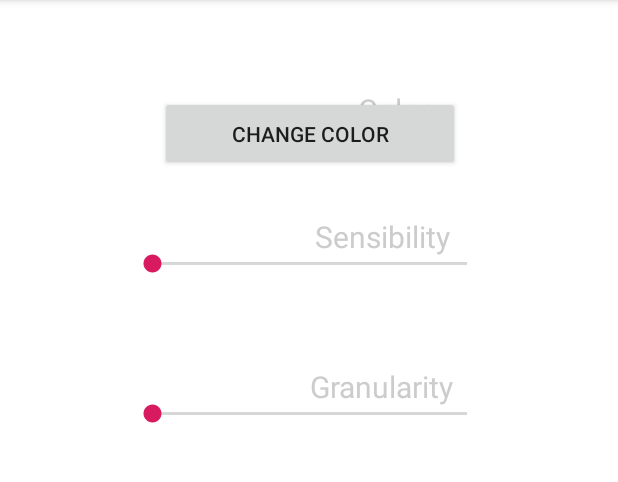
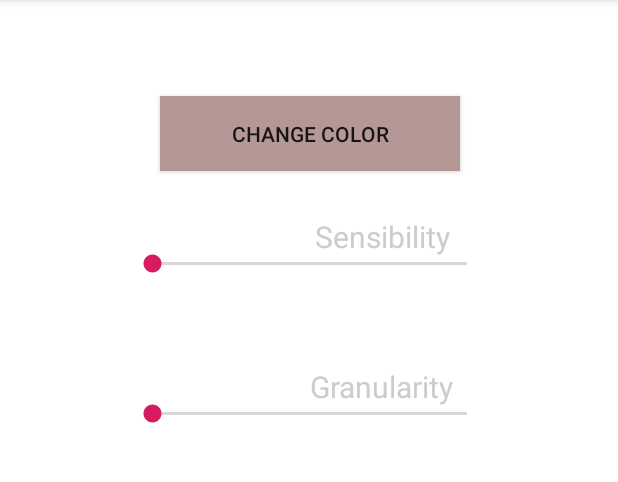
Before and after one commit to Tuddy18/android_3DMouse, an Android app: the SettingsActivity screen opened directly, with no data from a screen before it, on a phone screen of 412 x 824 dp, the part 84-566 px from its top. Run offline under Robolectric (Android 15) with nearby library versions, the phone set to English and light mode, and no system bars; libraries missing offline, so code that uses them is left out: com.pes.androidmaterialcolorpickerdialog.

Commit message:
color button

```diff
--- a/app/src/main/res/layout/settings.xml
+++ b/app/src/main/res/layout/settings.xml
@@ -36,6 +36,7 @@
         app:layout_constraintStart_toStartOf="parent"
         app:layout_constraintTop_toTopOf="parent"
         android:text="@string/colorBtn"
+        android:background="@color/lightBrown"
         />
 
     <TextView
```
